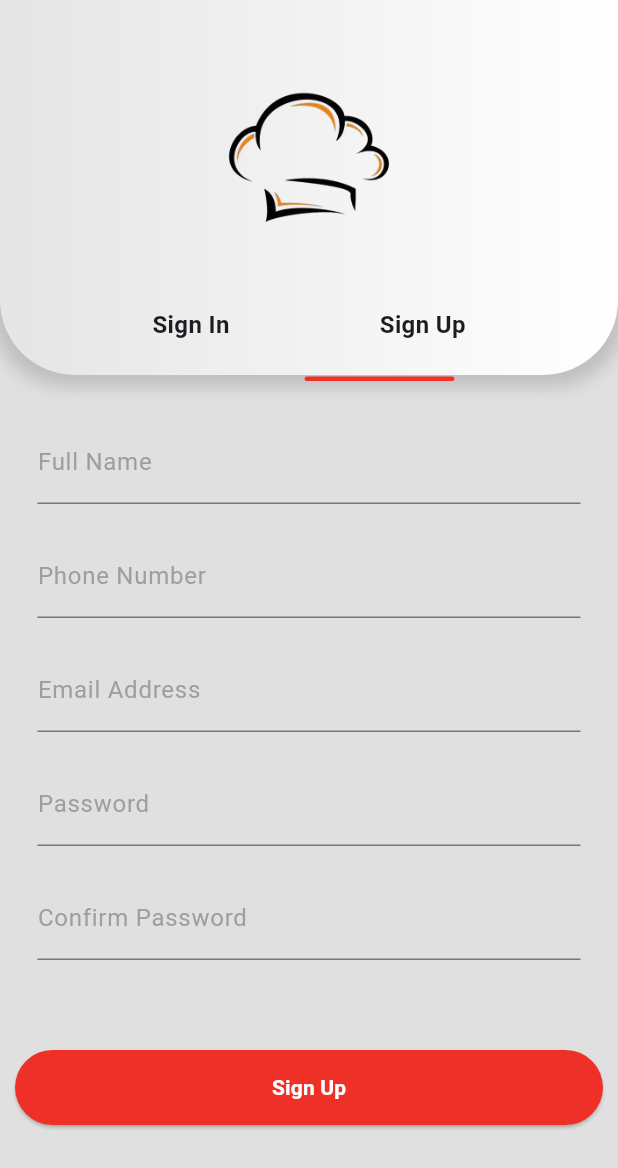
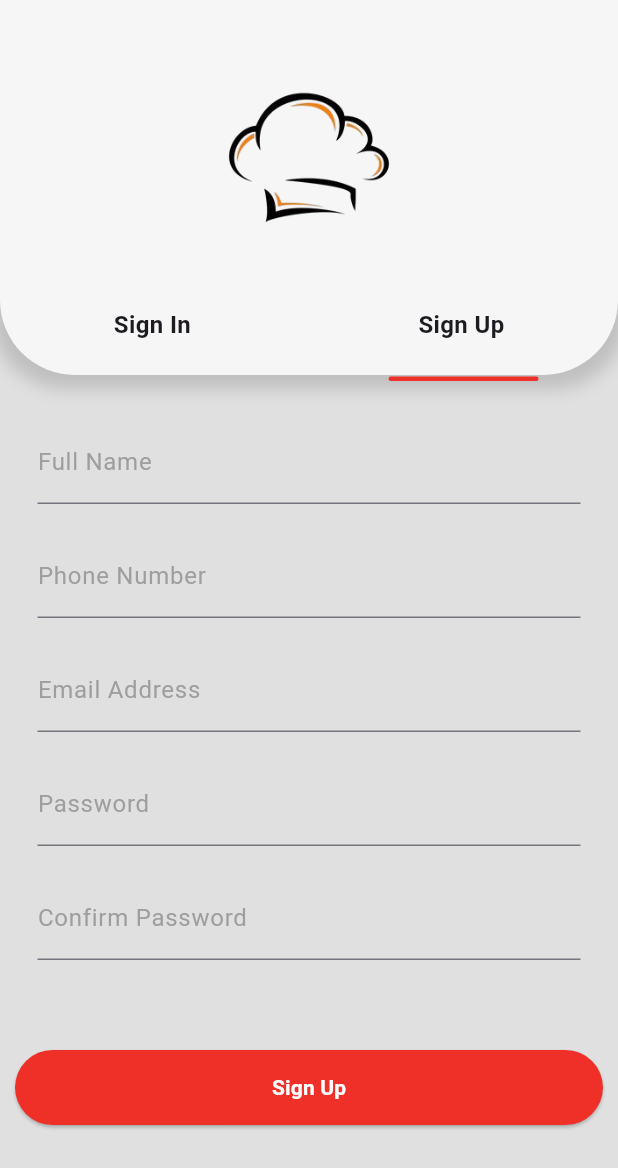
Before and after one commit to 00Osama/Swift-Eats-App, a Flutter app: the screen it shows after launch, after a tap on "N E X T", after a tap on "Sign Up", on a phone screen of 412 x 824 dp. Shown: the top 1168 px of the screen. Run offline on Flutter 3.47's test engine with Material 3 defaults, Android fonts, the light colour scheme and no system bars; our stand-ins replace awesome_dialog, cloud_firestore, delightful_toast, firebase_auth, firebase_core, firebase_storage and 7 more; accounts and stored records are empty.

Commit message:
second commit

```diff
--- a/lib/CustomWidgets/LoginItem.dart
+++ b/lib/CustomWidgets/LoginItem.dart
@@ -17,23 +17,19 @@ class _LoginItemState extends State<LoginItem> {
   Widget build(BuildContext context) {
     return Container(
       decoration: BoxDecoration(
-        boxShadow: [
-          BoxShadow(
-            color: Colors.grey.withOpacity(0.5),
-            spreadRadius: 5,
-            blurRadius: 9,
-            offset: const Offset(0, 3),
-          ),
-        ],
-        gradient: const LinearGradient(
-          colors: [Color(0xffffffff), Color(0xffe5e5e5)],
-          end: Alignment.centerLeft,
-          begin: Alignment.centerRight,
-        ),
+        color: Color.fromARGB(255, 247, 246, 246),
         borderRadius: const BorderRadius.only(
           bottomLeft: Radius.circular(50),
           bottomRight: Radius.circular(50),
         ),
+        boxShadow: [
+          BoxShadow(
+            color: Colors.grey.withOpacity(0.5),
+            spreadRadius: 6,
+            blurRadius: 9,
+            offset: Offset(0, 3),
+          ),
+        ],
       ),
       child: SizedBox(
         height: 250,
@@ -45,7 +41,7 @@ class _LoginItemState extends State<LoginItem> {
               width: 200,
             ),
             Row(
-              mainAxisAlignment: MainAxisAlignment.center,
+              mainAxisAlignment: MainAxisAlignment.spaceAround,
               children: [
                 GestureDetector(
                   onTap: () {
@@ -62,7 +58,6 @@ class _LoginItemState extends State<LoginItem> {
                     ),
                   ),
                 ),
-                const SizedBox(width: 100),
                 GestureDetector(
                   onTap: () {
                     Navigator.pushReplacement(
--- a/lib/CustomWidgets/LoginRow.dart
+++ b/lib/CustomWidgets/LoginRow.dart
@@ -11,11 +11,9 @@ class _LoginRowState extends State<LoginRow> {
   @override
   Widget build(BuildContext context) {
     return Row(
+      mainAxisAlignment: MainAxisAlignment.spaceAround,
       children: [
-        SizedBox(),
-        Padding(
-          padding: const EdgeInsets.only(left: 52),
-          child: Container(
+        Container(
           decoration: const BoxDecoration(
             color: Color.fromARGB(255, 239, 48, 41),
             borderRadius: BorderRadius.all(Radius.circular(22)),
@@ -23,7 +21,14 @@ class _LoginRowState extends State<LoginRow> {
           width: 100,
           height: 3,
         ),
-        )
+        Container(
+          decoration: BoxDecoration(
+            color: Colors.transparent,
+            borderRadius: BorderRadius.all(Radius.circular(22)),
+          ),
+          width: 100,
+          height: 3,
+        ),
       ],
     );
   }
--- a/lib/CustomWidgets/SignupRow.dart
+++ b/lib/CustomWidgets/SignupRow.dart
@@ -11,18 +11,23 @@ class _SignUpRowState extends State<SignUpRow> {
   @override
   Widget build(BuildContext context) {
     return Row(
+      mainAxisAlignment: MainAxisAlignment.spaceAround,
       children: [
-        const SizedBox(),
-        Padding(
-          padding: const EdgeInsets.only(left: 203),
-          child: Container(
-            decoration: const BoxDecoration(
-              color: Color.fromARGB(255, 239, 48, 41),
-              borderRadius: BorderRadius.all(Radius.circular(22)),
-            ),
-            width: 100,
-            height: 3,
+        Container(
+          decoration: const BoxDecoration(
+            color: Colors.transparent,
+            borderRadius: BorderRadius.all(Radius.circular(22)),
           ),
+          width: 100,
+          height: 3,
+        ),
+        Container(
+          decoration: const BoxDecoration(
+            color: Color.fromARGB(255, 239, 48, 41),
+            borderRadius: BorderRadius.all(Radius.circular(22)),
+          ),
+          width: 100,
+          height: 3,
         )
       ],
     );
--- a/lib/auth/pages/SignupScreen.dart
+++ b/lib/auth/pages/SignupScreen.dart
@@ -207,7 +207,7 @@ class _SignUpScreenState extends State<SignUpScreen> {
               }
             },
           ),
-          const SizedBox(height: 8),
+          const SizedBox(height: 25),
         ],
       ),
     );
--- a/lib/screens/MainScreens/HomeScreen.dart
+++ b/lib/screens/MainScreens/HomeScreen.dart
@@ -210,12 +210,19 @@ class _HomePageState extends State<HomeScreen> {
               },
               child: const Padding(
                 padding: EdgeInsets.only(right: 245),
+                child: Row(
+                  children: [
+                    Padding(
+                      padding: EdgeInsets.only(left: 25),
                       child: Text(
                         'see more',
                         style: TextStyle(
                           fontSize: 15,
                           color: Color.fromARGB(255, 239, 48, 41),
                         ),
+                      ),
+                    ),
+                  ],
                 ),
               ),
             ),
--- a/lib/screens/MainScreens/StartScreen.dart
+++ b/lib/screens/MainScreens/StartScreen.dart
@@ -9,49 +9,58 @@ class StartScreen extends StatelessWidget {
     return Scaffold(
       backgroundColor: const Color.fromARGB(255, 239, 48, 41),
       body: SafeArea(
-        child: Center(
-          child: SafeArea(
+        child: LayoutBuilder(
+          builder: (context, constraints) {
+            double screenWidth = constraints.maxWidth;
+            double screenHeight = constraints.maxHeight;
+
+            return Center(
               child: Column(
                 children: [
                   const Spacer(flex: 1),
                   Padding(
-                  padding: const EdgeInsets.only(right: 220),
+                    padding: EdgeInsets.only(right: screenWidth * 0.6),
                     child: Image.asset(
                       'assets/images/startScreens/hat.png',
-                    width: 90,
+                      width: screenWidth * 0.25,
                     ),
                   ),
-                const Spacer(flex: 1),
-                const Padding(
-                  padding: EdgeInsets.only(right: 162),
+                  SizedBox(
+                    height: screenWidth * 0.03,
+                  ),
+                  Padding(
+                    padding: EdgeInsets.only(right: screenWidth * 0.45),
                     child: Text(
                       'Food for',
                       style: TextStyle(
                         color: Colors.white,
                         fontFamily: 'Ubuntu',
-                      fontSize: 38,
+                        fontSize: screenWidth * 0.1,
                         fontWeight: FontWeight.bold,
                       ),
                     ),
                   ),
-                const Padding(
-                  padding: EdgeInsets.only(right: 150),
+                  Padding(
+                    padding: EdgeInsets.only(right: screenWidth * 0.45),
                     child: Text(
                       'Everyone',
                       style: TextStyle(
                         color: Colors.white,
                         fontFamily: 'Ubuntu',
-                      fontSize: 38,
+                        fontSize: screenWidth * 0.1,
                         fontWeight: FontWeight.bold,
                       ),
                     ),
                   ),
                   const Spacer(flex: 1),
-                Image.asset('assets/images/startScreens/cheese-burger.png'),
+                  Image.asset(
+                    'assets/images/startScreens/cheese-burger.png',
+                    width: screenWidth * 0.9,
+                  ),
                   const Spacer(flex: 1),
                   SizedBox(
-                  width: 320,
-                  height: 50,
+                    width: screenWidth * 0.8,
+                    height: screenHeight * 0.08,
                     child: ElevatedButton(
                       onPressed: () {
                         Navigator.pushReplacement(
@@ -64,18 +73,20 @@ class StartScreen extends StatelessWidget {
                       style: ButtonStyle(
                         backgroundColor:
                             MaterialStateProperty.all<Color>(Colors.white),
-                      shape: MaterialStateProperty.all<RoundedRectangleBorder>(
+                        shape:
+                            MaterialStateProperty.all<RoundedRectangleBorder>(
                           RoundedRectangleBorder(
                             borderRadius: BorderRadius.circular(30.0),
                           ),
                         ),
                       ),
-                    child: const Text(
+                      child: Text(
                         'N E X T',
                         style: TextStyle(
                           color: Color.fromARGB(255, 239, 48, 41),
                           fontWeight: FontWeight.bold,
                           fontFamily: 'Ubuntu',
+                          fontSize: screenWidth * 0.05,
                         ),
                       ),
                     ),
@@ -83,7 +94,8 @@ class StartScreen extends StatelessWidget {
                   const Spacer(flex: 1),
                 ],
               ),
-          ),
+            );
+          },
         ),
       ),
     );
--- a/pubspec.yaml
+++ b/pubspec.yaml
@@ -50,6 +50,8 @@ dependencies:
   flutter_spinkit: ^5.2.1
   flutter_native_splash: ^2.3.7
   delightful_toast: ^1.1.0
+  dio: ^5.5.0+1
+  bloc: ^8.1.4
 
 dev_dependencies:
   flutter_launcher_icons: ^0.13.1
```
Also changed, not shown: firebase.json, lib/firebase_options.dart, pubspec.lock, 1 other file. Lines whose indentation alone changed are shown as unchanged.
